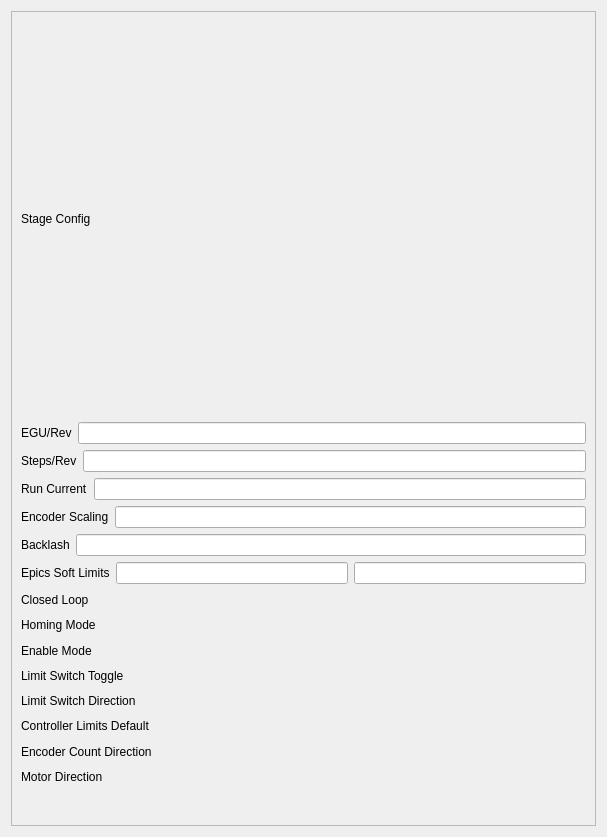
Old version of the form stage-config.ui in the repository ctslac/lcls-user-motor-gui.
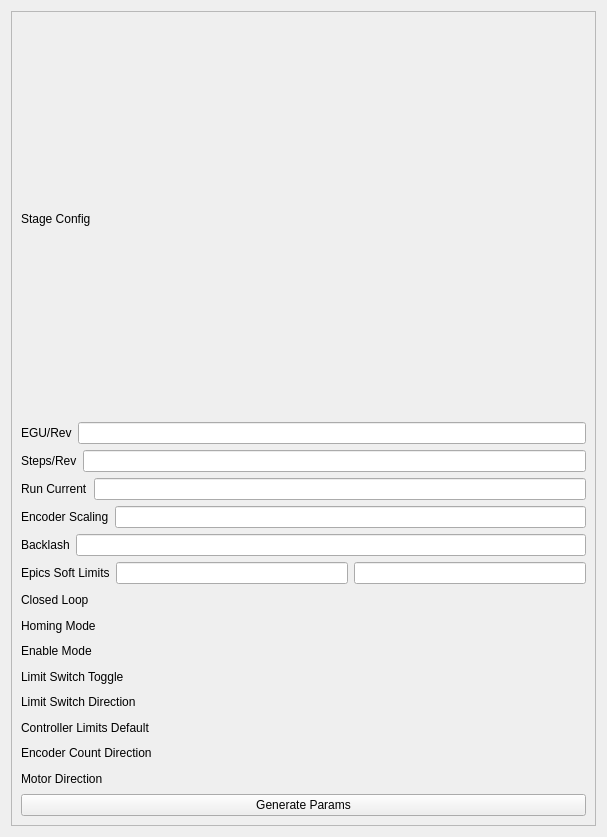
New version of the form. Custom widgets are drawn as their Qt base class.

```diff
--- a/stage-config.ui
+++ b/stage-config.ui
@@ -23,9 +23,9 @@
       <property name="geometry">
        <rect>
         <x>0</x>
-        <y>-208</y>
+        <y>-313</y>
         <width>571</width>
-        <height>1130</height>
+        <height>1132</height>
        </rect>
       </property>
       <layout class="QVBoxLayout" name="verticalLayout_3">
@@ -41,7 +41,7 @@
          <item>
           <layout class="QVBoxLayout" name="verticalLayout_2">
            <property name="bottomMargin">
-            <number>30</number>
+            <number>0</number>
            </property>
            <item>
             <layout class="QHBoxLayout" name="horizontalLayout">
@@ -326,6 +326,13 @@
              </item>
             </layout>
            </item>
+           <item>
+            <widget class="QPushButton" name="generate_params">
+             <property name="text">
+              <string>Generate Params</string>
+             </property>
+            </widget>
+           </item>
           </layout>
          </item>
         </layout>
```
Left out of the diff: 10 changed lines with no effect on the pictures.
